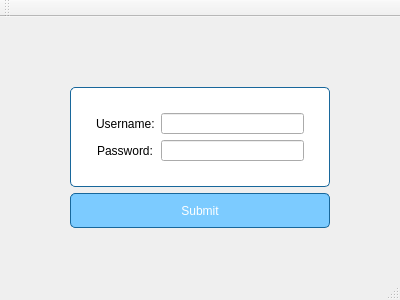
wuzhibo/testqt, file testwidgets/mainwindow.ui: the form before one commit.
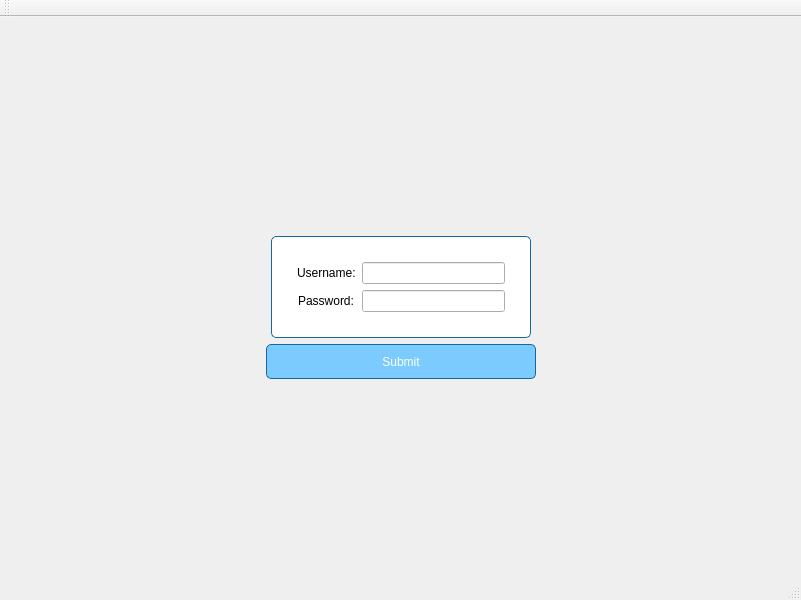
The form after the commit. Icons and pictures are not drawn.

```diff
--- a/testwidgets/mainwindow.ui
+++ b/testwidgets/mainwindow.ui
@@ -9,8 +9,8 @@
    <rect>
     <x>0</x>
     <y>0</y>
-    <width>400</width>
-    <height>300</height>
+    <width>800</width>
+    <height>600</height>
    </rect>
   </property>
   <property name="windowTitle">
@@ -27,10 +27,32 @@
   </property>
   <widget class="QWidget" name="centralWidget">
    <property name="styleSheet">
-    <string notr="true">#centralWidget {
+    <string notr="true"/>
+   </property>
+   <layout class="QVBoxLayout" name="mainlayout">
+    <property name="leftMargin">
+     <number>0</number>
+    </property>
+    <property name="topMargin">
+     <number>0</number>
+    </property>
+    <property name="rightMargin">
+     <number>0</number>
+    </property>
+    <property name="bottomMargin">
+     <number>0</number>
+    </property>
+    <item>
+     <widget class="QStackedWidget" name="stackedWidget">
+      <property name="currentIndex">
+       <number>0</number>
+      </property>
+      <widget class="QWidget" name="loginpage">
+       <property name="styleSheet">
+        <string notr="true">#loginpage {
 border-image: url(:/images/timg.jpg); }</string>
    </property>
-   <layout class="QVBoxLayout" name="verticalLayout_2">
+       <layout class="QVBoxLayout" name="verticalLayout">
     <item>
      <spacer name="verticalSpacer_2">
       <property name="orientation">
@@ -38,14 +60,17 @@
       </property>
       <property name="sizeHint" stdset="0">
        <size>
-        <width>20</width>
-        <height>40</height>
+            <width>779</width>
+            <height>166</height>
        </size>
       </property>
      </spacer>
     </item>
     <item>
      <layout class="QHBoxLayout" name="horizontalLayout_5">
+          <property name="spacing">
+           <number>0</number>
+          </property>
       <property name="sizeConstraint">
        <enum>QLayout::SetDefaultConstraint</enum>
       </property>
@@ -152,6 +177,9 @@
     </item>
     <item>
      <layout class="QHBoxLayout" name="horizontalLayout_3">
+          <property name="spacing">
+           <number>0</number>
+          </property>
       <property name="topMargin">
        <number>0</number>
       </property>
@@ -172,7 +200,7 @@
        <widget class="QPushButton" name="loginButton">
         <property name="minimumSize">
          <size>
-          <width>260</width>
+              <width>270</width>
           <height>35</height>
          </size>
         </property>
@@ -209,11 +237,18 @@
       </property>
       <property name="sizeHint" stdset="0">
        <size>
-        <width>20</width>
-        <height>40</height>
+            <width>779</width>
+            <height>165</height>
        </size>
       </property>
      </spacer>
+        </item>
+       </layout>
+      </widget>
+      <widget class="QWidget" name="dashboard">
+       <layout class="QVBoxLayout" name="verticalLayout_15"/>
+      </widget>
+     </widget>
     </item>
    </layout>
   </widget>
```
Left out of the diff: 4 changed lines with no effect on the pictures. Lines whose indentation alone changed are shown as unchanged.
